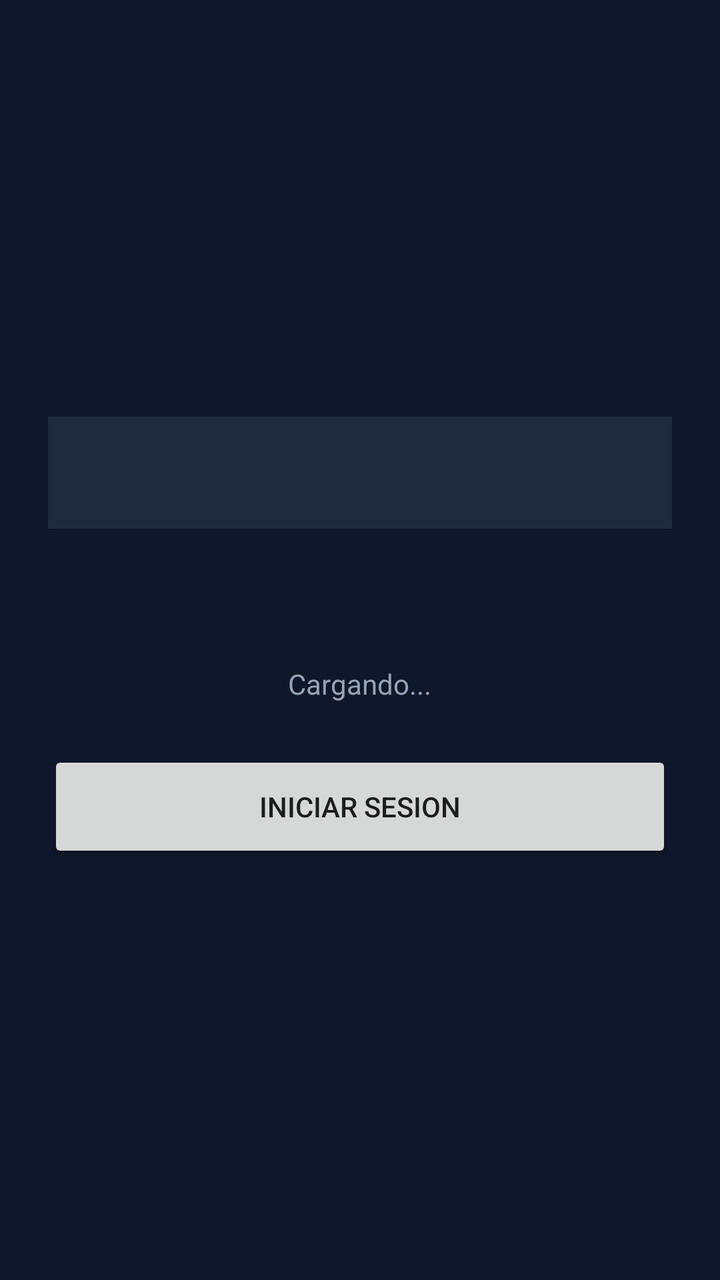
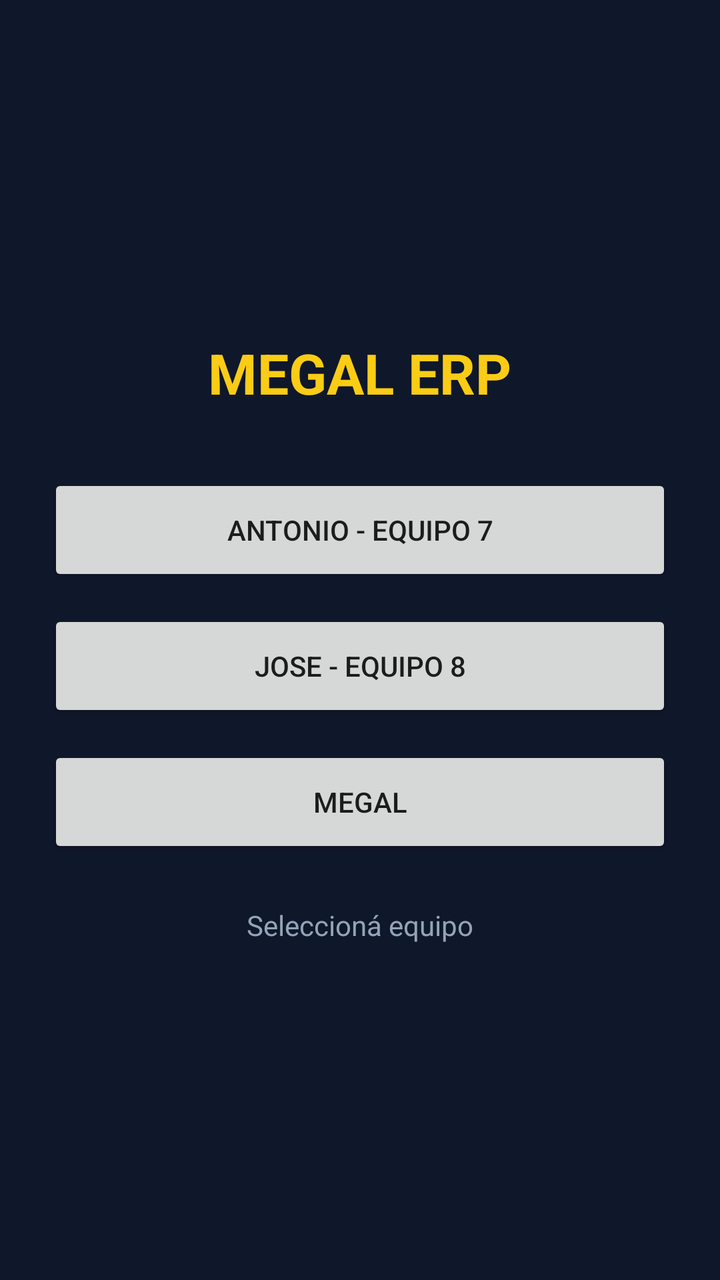

Two renders of the same Android screen: before a commit and after it. Below are the layout's source before the change and the commit's diff.
<!-- AndroidManifest.xml: application theme Theme.AppCompat.Light.NoActionBar -->
<!-- res/layout/activity_login.xml -->
<?xml version="1.0" encoding="utf-8"?>
<LinearLayout xmlns:android="http://schemas.android.com/apk/res/android"
    android:layout_width="match_parent"
    android:layout_height="match_parent"
    android:orientation="vertical"
    android:gravity="center"
    android:padding="24dp"
    android:background="#0F172A">
    <Spinner android:id="@+id/spinnerLogin" android:layout_width="match_parent" android:layout_height="56dp" android:background="#1E293B"/>
    <ProgressBar android:id="@+id/progressLogin" android:layout_width="wrap_content" android:layout_height="wrap_content" android:layout_marginTop="12dp"/>
    <TextView android:id="@+id/tvLoginInfo" android:layout_width="wrap_content" android:layout_height="wrap_content" android:text="Cargando..." android:textColor="#94A3B8" android:layout_marginTop="8dp" android:layout_marginBottom="24dp"/>
    <Button android:id="@+id/btnIniciarSesion" android:layout_width="match_parent" android:layout_height="56dp" android:text="INICIAR SESION"/>
</LinearLayout>
<!-- resources referenced by this layout -->
<resources>

</resources>

<!-- the commit's change to res/layout/activity_login.xml (unified diff, before → after) -->
@@ -6,8 +6,16 @@
     android:gravity="center"
     android:padding="24dp"
     android:background="#0F172A">
-    <Spinner android:id="@+id/spinnerLogin" android:layout_width="match_parent" android:layout_height="56dp" android:background="#1E293B"/>
-    <ProgressBar android:id="@+id/progressLogin" android:layout_width="wrap_content" android:layout_height="wrap_content" android:layout_marginTop="12dp"/>
-    <TextView android:id="@+id/tvLoginInfo" android:layout_width="wrap_content" android:layout_height="wrap_content" android:text="Cargando..." android:textColor="#94A3B8" android:layout_marginTop="8dp" android:layout_marginBottom="24dp"/>
-    <Button android:id="@+id/btnIniciarSesion" android:layout_width="match_parent" android:layout_height="56dp" android:text="INICIAR SESION"/>
+
+    <TextView android:layout_width="wrap_content" android:layout_height="wrap_content" android:text="MEGAL ERP" android:textSize="28sp" android:textColor="#FACC15" android:textStyle="bold" android:layout_marginBottom="32dp"/>
+
+    <Button android:id="@+id/btnAntonio" android:layout_width="match_parent" android:layout_height="56dp" android:text="Antonio - Equipo 7" android:layout_marginBottom="12dp"/>
+    <Button android:id="@+id/btnJose" android:layout_width="match_parent" android:layout_height="56dp" android:text="Jose - Equipo 8" android:layout_marginBottom="12dp"/>
+    <Button android:id="@+id/btnMegal" android:layout_width="match_parent" android:layout_height="56dp" android:text="Megal" android:layout_marginBottom="24dp"/>
+
+    <TextView android:id="@+id/tvLoginInfo" android:layout_width="wrap_content" android:layout_height="wrap_content" android:text="Seleccioná equipo" android:textColor="#94A3B8"/>
+    
+    <Spinner android:id="@+id/spinnerLogin" android:layout_width="0dp" android:layout_height="0dp" android:visibility="gone"/>
+    <ProgressBar android:id="@+id/progressLogin" android:layout_width="0dp" android:layout_height="0dp" android:visibility="gone"/>
+    <Button android:id="@+id/btnIniciarSesion" android:layout_width="0dp" android:layout_height="0dp" android:visibility="gone"/>
 </LinearLayout>
